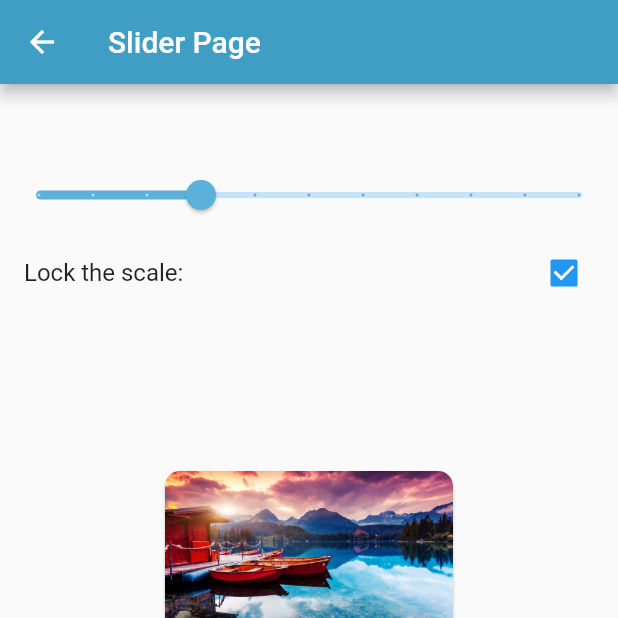
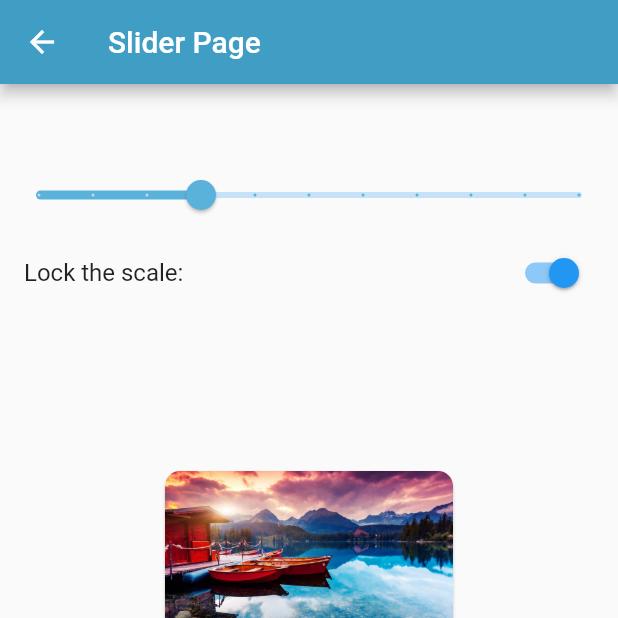
Before and after one commit to JordiDeSanta/Flutter-Widgets-Test-App, a Flutter app: the SliderPage screen opened by its route, on a phone screen of 412 x 824 dp, the top half of it. Run offline on Flutter 3.47's test engine with Material 2 defaults, Android fonts, the phone set to English and light mode, and no system bars.

```diff
--- a/lib/src/pages/slider_page.dart
+++ b/lib/src/pages/slider_page.dart
@@ -25,7 +25,7 @@ class _SliderPageState extends State<SliderPage> {
         child: Column(
           children: [
             _createSlider(),
-            _createChekbox(),
+            _createSwitch(),
             SizedBox(height: 100),
             _createImage(),
           ],
@@ -70,8 +70,8 @@ class _SliderPageState extends State<SliderPage> {
     );
   }
 
-  Widget _createChekbox() {
-    return CheckboxListTile(
+  Widget _createSwitch() {
+    return SwitchListTile(
       title: Text('Lock the scale: '),
       value: _canChangeScale,
       onChanged: (alpha) {
```
